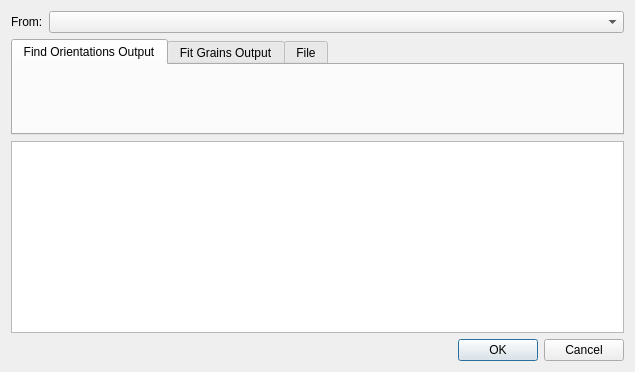
This is hexrd/ui/resources/ui/select_grains_dialog.ui in HEXRD/hexrdgui as Qt 5 draws it before an edit. The edited form follows.
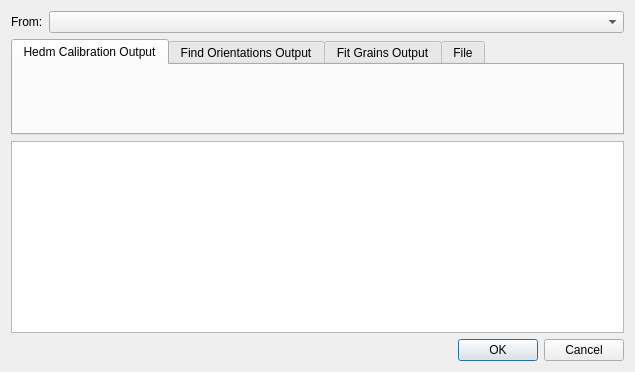
This is the edited form. Custom widgets are drawn as their Qt base class.

Commit message:
Add calibration output to select grains options
This allows the user to select the calibration output as the grains
they use for the next HEDM calibration.

```diff
--- a/hexrd/ui/resources/ui/select_grains_dialog.ui
+++ b/hexrd/ui/resources/ui/select_grains_dialog.ui
@@ -39,6 +39,12 @@
      <property name="currentIndex">
       <number>0</number>
      </property>
+     <widget class="QWidget" name="hedm_calibration_output_tab">
+      <attribute name="title">
+       <string>Hedm Calibration Output</string>
+      </attribute>
+      <layout class="QHBoxLayout" name="horizontalLayout_3"/>
+     </widget>
      <widget class="QWidget" name="find_orientations_output_tab">
       <attribute name="title">
        <string>Find Orientations Output</string>
```
Left out of the diff: 22 changed lines with no effect on the pictures. The commit also changes 3 other files.
